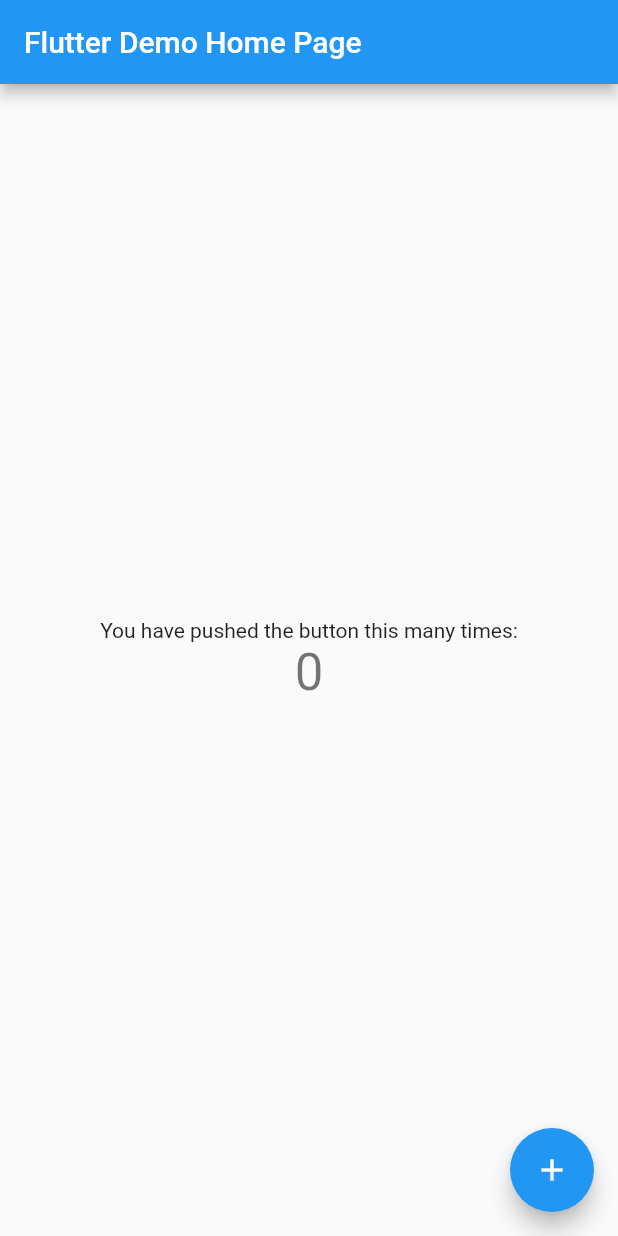
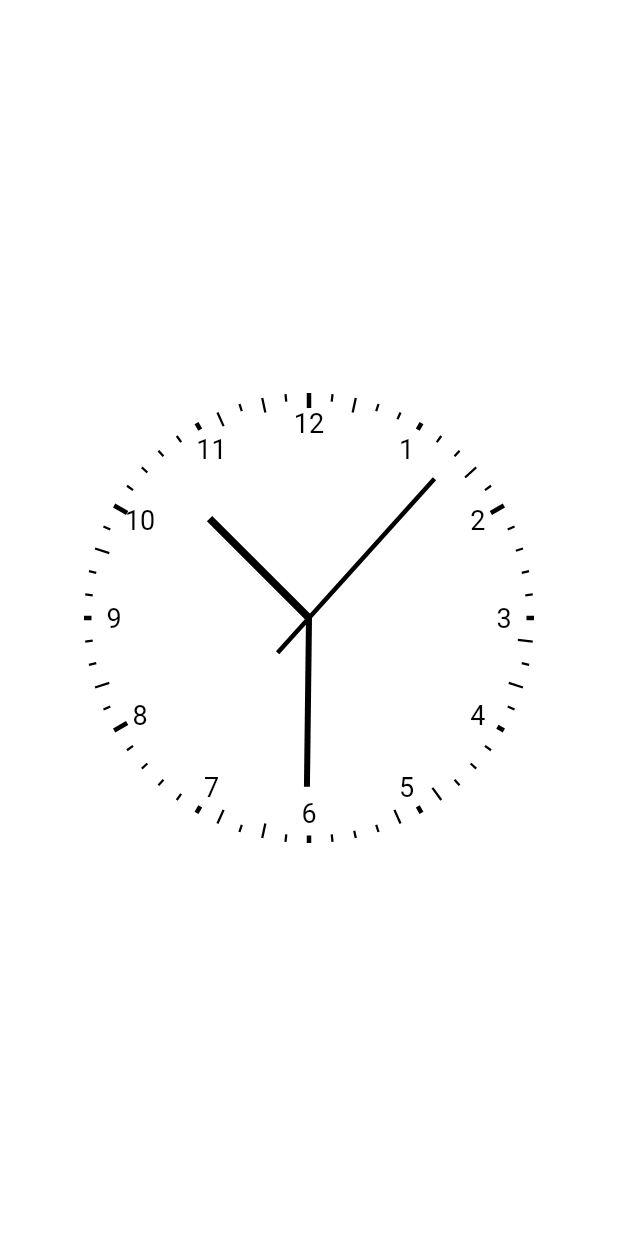
Before and after one commit to iusamaashraf/flutter-clock, a Flutter app: the screen it shows after launch, on a phone screen of 412 x 824 dp. Run offline on Flutter 3.47's test engine with Material 2 defaults, Android fonts, the phone set to English and light mode, and no system bars.

Commit message:
clock done

```diff
--- /dev/null
+++ b/lib/clock/hours.dart
@@ -0,0 +1,38 @@
+import 'dart:math';
+
+import 'package:flutter/material.dart';
+
+class Hours extends CustomPainter {
+  final Paint hourHandPaint;
+
+  var hours;
+  var minutes;
+
+  Hours({this.hours, this.minutes}) : hourHandPaint = Paint() {
+    hourHandPaint.color = Colors.black;
+    hourHandPaint.style = PaintingStyle.stroke;
+    hourHandPaint.strokeWidth = 5.0;
+  }
+
+  @override
+  void paint(Canvas canvas, Size size) {
+    final radius = size.width / 2;
+    canvas.save();
+    canvas.translate(radius, radius);
+
+    canvas.rotate(this.hours >= 12
+        ? 2 * pi * ((this.hours - 12) / 12 + (this.minutes / 720))
+        : 2 * pi * ((this.hours / 12) + (this.minutes / 720)));
+
+    Path path = Path();
+    path.moveTo(0.0, -radius + radius / 4);
+    path.lineTo(0.0, 0.0);
+    canvas.drawPath(path, hourHandPaint);
+    canvas.restore();
+  }
+
+  @override
+  bool shouldRepaint(Hours oldDelegate) {
+    return this.minutes != oldDelegate.minutes;
+  }
+}
--- /dev/null
+++ b/lib/clock/minutes.dart
@@ -0,0 +1,36 @@
+import 'dart:math';
+
+import 'package:flutter/material.dart';
+
+class Minutes extends CustomPainter {
+  final Paint minuteHandPaint;
+
+  var minutes;
+  var seconds;
+
+  Minutes({this.minutes, this.seconds}) : minuteHandPaint = Paint() {
+    minuteHandPaint.color = Colors.black;
+    minuteHandPaint.style = PaintingStyle.stroke;
+    minuteHandPaint.strokeWidth = 4.0;
+  }
+
+  @override
+  void paint(Canvas canvas, Size size) {
+    final radius = size.width / 2;
+    canvas.save();
+    canvas.translate(radius, radius);
+
+    canvas.rotate(2 * pi * ((this.minutes + (this.seconds / 60)) / 60));
+
+    Path path = Path();
+    path.moveTo(0.0, -radius + radius / 10);
+    path.lineTo(0.0, 0.0);
+    canvas.drawPath(path, minuteHandPaint);
+    canvas.restore();
+  }
+
+  @override
+  bool shouldRepaint(Minutes oldDelegate) {
+    return this.seconds != oldDelegate.seconds;
+  }
+}
--- /dev/null
+++ b/lib/clock/seconds.dart
@@ -0,0 +1,34 @@
+import 'dart:math';
+
+import 'package:flutter/material.dart';
+
+class Seconds extends CustomPainter {
+  final Paint secondHandPaint;
+  var seconds;
+
+  Seconds({this.seconds}) : secondHandPaint = Paint() {
+    secondHandPaint.color = Colors.black;
+    secondHandPaint.style = PaintingStyle.stroke;
+    secondHandPaint.strokeWidth = 3.0;
+  }
+
+  @override
+  void paint(Canvas canvas, Size size) {
+    final radius = size.width / 2;
+    canvas.save();
+    canvas.translate(radius, radius);
+
+    canvas.rotate((2 * pi * this.seconds / 60));
+
+    Path path = Path();
+    path.moveTo(0.0, -radius);
+    path.lineTo(0.0, radius / 4);
+    canvas.drawPath(path, secondHandPaint);
+    canvas.restore();
+  }
+
+  @override
+  bool shouldRepaint(Seconds oldDelegate) {
+    return this.seconds != oldDelegate.seconds;
+  }
+}
--- a/lib/main.dart
+++ b/lib/main.dart
@@ -1,4 +1,5 @@
 import 'package:flutter/material.dart';
+import 'package:flutter_clock/screens/clock.dart';
 
 void main() {
   runApp(const MyApp());
@@ -24,92 +25,7 @@ class MyApp extends StatelessWidget {
         // is not restarted.
         primarySwatch: Colors.blue,
       ),
-      home: const MyHomePage(title: 'Flutter Demo Home Page'),
+      home: const Clock(),
     );
   }
 }
-
-class MyHomePage extends StatefulWidget {
-  const MyHomePage({Key? key, required this.title}) : super(key: key);
-
-  // This widget is the home page of your application. It is stateful, meaning
-  // that it has a State object (defined below) that contains fields that affect
-  // how it looks.
-
-  // This class is the configuration for the state. It holds the values (in this
-  // case the title) provided by the parent (in this case the App widget) and
-  // used by the build method of the State. Fields in a Widget subclass are
-  // always marked "final".
-
-  final String title;
-
-  @override
-  State<MyHomePage> createState() => _MyHomePageState();
-}
-
-class _MyHomePageState extends State<MyHomePage> {
-  int _counter = 0;
-
-  void _incrementCounter() {
-    setState(() {
-      // This call to setState tells the Flutter framework that something has
-      // changed in this State, which causes it to rerun the build method below
-      // so that the display can reflect the updated values. If we changed
-      // _counter without calling setState(), then the build method would not be
-      // called again, and so nothing would appear to happen.
-      _counter++;
-    });
-  }
-
-  @override
-  Widget build(BuildContext context) {
-    // This method is rerun every time setState is called, for instance as done
-    // by the _incrementCounter method above.
-    //
-    // The Flutter framework has been optimized to make rerunning build methods
-    // fast, so that you can just rebuild anything that needs updating rather
-    // than having to individually change instances of widgets.
-    return Scaffold(
-      appBar: AppBar(
-        // Here we take the value from the MyHomePage object that was created by
-        // the App.build method, and use it to set our appbar title.
-        title: Text(widget.title),
-      ),
-      body: Center(
-        // Center is a layout widget. It takes a single child and positions it
-        // in the middle of the parent.
-        child: Column(
-          // Column is also a layout widget. It takes a list of children and
-          // arranges them vertically. By default, it sizes itself to fit its
-          // children horizontally, and tries to be as tall as its parent.
-          //
-          // Invoke "debug painting" (press "p" in the console, choose the
-          // "Toggle Debug Paint" action from the Flutter Inspector in Android
-          // Studio, or the "Toggle Debug Paint" command in Visual Studio Code)
-          // to see the wireframe for each widget.
-          //
-          // Column has various properties to control how it sizes itself and
-          // how it positions its children. Here we use mainAxisAlignment to
-          // center the children vertically; the main axis here is the vertical
-          // axis because Columns are vertical (the cross axis would be
-          // horizontal).
-          mainAxisAlignment: MainAxisAlignment.center,
-          children: <Widget>[
-            const Text(
-              'You have pushed the button this many times:',
-            ),
-            Text(
-              '$_counter',
-              style: Theme.of(context).textTheme.headline4,
-            ),
-          ],
-        ),
-      ),
-      floatingActionButton: FloatingActionButton(
-        onPressed: _incrementCounter,
-        tooltip: 'Increment',
-        child: const Icon(Icons.add),
-      ), // This trailing comma makes auto-formatting nicer for build methods.
-    );
-  }
-}
--- /dev/null
+++ b/lib/screens/clock.dart
@@ -0,0 +1,40 @@
+import 'package:flutter/material.dart';
+import 'package:flutter/services.dart';
+import 'package:flutter_clock/screens/clock_dialog.dart';
+import 'package:flutter_clock/screens/clock_face.dart';
+
+import 'clock_hands.dart';
+
+class Clock extends StatelessWidget {
+  const Clock({Key? key}) : super(key: key);
+
+  @override
+  Widget build(BuildContext context) {
+    SystemChrome.setEnabledSystemUIOverlays([]);
+    return Scaffold(
+      backgroundColor: Colors.white,
+      body: Stack(
+        children: <Widget>[
+          const Center(
+            child: ClockFace(
+              height: 320,
+              width: 320,
+            ),
+          ),
+          Center(
+            // ignore: avoid_unnecessary_containers
+            child: Container(
+              child: CustomPaint(
+                size: const Size(300, 300),
+                painter: ClockDialog(),
+              ),
+            ),
+          ),
+          const Center(
+            child: ClockHands(),
+          )
+        ],
+      ),
+    );
+  }
+}
--- /dev/null
+++ b/lib/screens/clock_dialog.dart
@@ -0,0 +1,69 @@
+import 'dart:math';
+
+import 'package:flutter/material.dart';
+
+class ClockDialog extends CustomPainter {
+  final hourTickMarkLength = 10.0;
+  final minuteTickMarkLength = 5.0;
+
+  final hourTickMarkWidth = 3.0;
+  final minuteTickMarkWidth = 1.5;
+
+  final Paint tickPaint;
+  final TextPainter textPainter;
+  final TextStyle textStyle;
+
+  ClockDialog()
+      : tickPaint = Paint(),
+        textPainter = TextPainter(
+          textAlign: TextAlign.center,
+          textDirection: TextDirection.rtl,
+        ),
+        textStyle = const TextStyle(
+          color: Colors.black,
+          fontSize: 18.0,
+        ) {
+    tickPaint.color = Colors.black;
+  }
+
+  @override
+  void paint(Canvas canvas, Size size) {
+    var tickMarkLength;
+    final angle = 2 * pi / 60;
+    final radius = size.width / 2;
+    canvas.save();
+
+    canvas.translate(radius, radius);
+    for (var i = 0; i < 60; i++) {
+      tickMarkLength = i & 5 == 0 ? hourTickMarkLength : minuteTickMarkLength;
+      tickPaint.strokeWidth =
+          i % 5 == 0 ? hourTickMarkWidth : minuteTickMarkWidth;
+      canvas.drawLine(Offset(0.0, -radius),
+          Offset(0.0, -radius + tickMarkLength), tickPaint);
+
+      if (i % 5 == 0) {
+        canvas.save();
+        canvas.translate(0.0, -radius + 20.0);
+
+        textPainter.text = TextSpan(
+          text: '${i == 0 ? 12 : i ~/ 5}',
+          style: textStyle,
+        );
+
+        canvas.rotate(-angle * i);
+
+        textPainter.layout();
+        textPainter.paint(canvas,
+            Offset(-(textPainter.width / 2), -(textPainter.height / 2)));
+        canvas.restore();
+      }
+      canvas.rotate(angle);
+    }
+    canvas.restore();
+  }
+
+  @override
+  bool shouldRepaint(CustomPainter oldDelegate) {
+    return false;
+  }
+}
--- /dev/null
+++ b/lib/screens/clock_face.dart
@@ -0,0 +1,31 @@
+import 'package:flutter/material.dart';
+
+class ClockFace extends StatelessWidget {
+  final double width;
+  final double height;
+
+  // ignore: use_key_in_widget_constructors
+  const ClockFace({this.width = 320, this.height = 320});
+
+  @override
+  Widget build(BuildContext context) {
+    return Container(
+      width: width,
+      height: height,
+      decoration: BoxDecoration(
+        shape: BoxShape.circle,
+        color: Colors.white,
+      ),
+      child: Center(
+        child: Container(
+          width: 5.0,
+          height: 5.0,
+          decoration: const BoxDecoration(
+            shape: BoxShape.circle,
+            color: Colors.white,
+          ),
+        ),
+      ),
+    );
+  }
+}
--- /dev/null
+++ b/lib/screens/clock_hands.dart
@@ -0,0 +1,73 @@
+// ignore_for_file: avoid_unnecessary_containers
+
+import 'dart:async';
+
+import 'package:flutter/material.dart';
+import 'package:flutter_clock/clock/hours.dart';
+import 'package:flutter_clock/clock/minutes.dart';
+import 'package:flutter_clock/clock/seconds.dart';
+
+class ClockHands extends StatefulWidget {
+  const ClockHands({Key? key}) : super(key: key);
+
+  @override
+  _ClockHandsState createState() => _ClockHandsState();
+}
+
+class _ClockHandsState extends State<ClockHands> {
+  Timer? _timer;
+  DateTime? dateTime;
+
+  @override
+  void initState() {
+    super.initState();
+    dateTime = DateTime.now();
+    _timer = Timer.periodic(const Duration(seconds: 1), setTime);
+  }
+
+  void setTime(Timer timer) {
+    setState(() {
+      dateTime = DateTime.now();
+    });
+  }
+
+  @override
+  void dispose() {
+    _timer!.cancel();
+    super.dispose();
+  }
+
+  @override
+  Widget build(BuildContext context) {
+    return Stack(
+      children: <Widget>[
+        Container(
+          child: CustomPaint(
+            size: const Size(250, 250),
+            painter: Seconds(
+              seconds: dateTime!.second,
+            ),
+          ),
+        ),
+        Container(
+          child: CustomPaint(
+            size: const Size(250, 250),
+            painter: Minutes(
+              minutes: dateTime!.minute,
+              seconds: dateTime!.second,
+            ),
+          ),
+        ),
+        Container(
+          child: CustomPaint(
+            size: const Size(250, 250),
+            painter: Hours(
+              hours: dateTime!.hour,
+              minutes: dateTime!.minute,
+            ),
+          ),
+        )
+      ],
+    );
+  }
+}
```
